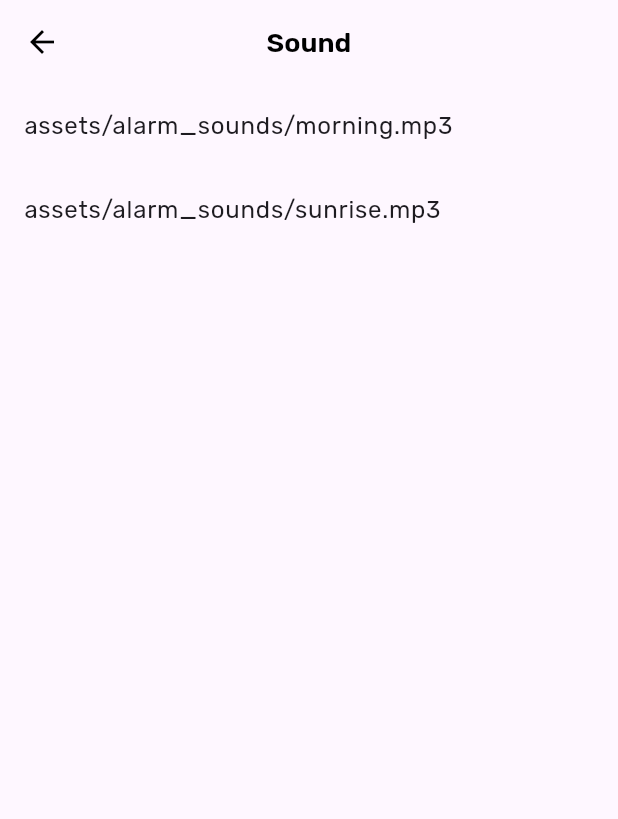
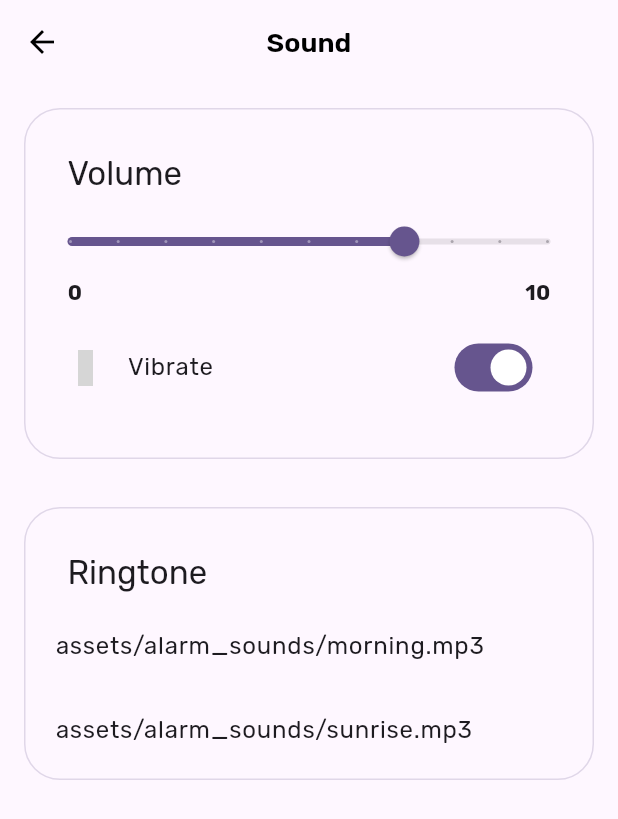
Before and after one commit to RaghavTheGreat1/cueloc, a Flutter app: the AudioPickerScreen screen opened by its route, on a phone screen of 412 x 824 dp. Shown: the top 819 px of the screen. Run offline on Flutter 3.47's test engine with Material 3 defaults, Android fonts, the phone set to English and light mode, and no system bars; our stand-ins replace feather_icons, flutter_animate, flutter_secure_storage, flutter_spinkit, freezed_annotation, gap and 11 more; missing offline and left inert: alarm, android_alarm_manager_plus, extension_utilities, flutter_foreground_task; accounts and stored records are empty; generated files the repository leaves out were written again; statements that could not run were skipped; grey boxes are pictures that could not be loaded.

Commit message:
refactor appUserPrefs & add volumeLevel & toVibrate options

```diff
--- a/lib/audio_picker/audio_picker_screen.dart
+++ b/lib/audio_picker/audio_picker_screen.dart
@@ -1,28 +1,121 @@
 import 'package:flutter/material.dart';
+import 'package:gap/gap.dart';
 import 'package:hooks_riverpod/hooks_riverpod.dart';
+import 'package:unicons/unicons.dart';
 
+import '../app_preferences/providers/app_user_preferences_controller_provider.dart';
 import '../gen/assets.gen.dart';
+import '../settings/widgets/settings_card.dart';
+import '../widgets/list_tile/loader_list_tile.dart';
 
 class AudioPickerScreen extends HookConsumerWidget {
   const AudioPickerScreen({super.key});
 
   @override
   Widget build(BuildContext context, WidgetRef ref) {
+    final theme = Theme.of(context);
     return Scaffold(
       appBar: AppBar(
         title: const Text('Sound'),
       ),
       body: CustomScrollView(
         slivers: [
-          SliverList(
-            delegate: SliverChildBuilderDelegate(
-              (context, index) {
-                final currentAudio = Assets.alarmSounds.values[index];
-                return ListTile(
-                  title: Text(currentAudio),
+          SliverToBoxAdapter(
+            child: Consumer(
+              builder: (context, ref, child) {
+                final volumeLevel = ref.watch(appUserPreferencesProvider
+                    .select((value) => value.value?.alarmVolume));
+                return SettingsCard(
+                  title: 'Volume',
+                  subSections: [
+                    Column(
+                      children: [
+                        Consumer(
+                          builder: (context, ref, child) {
+                            return Slider.adaptive(
+                              value: volumeLevel ?? 7.0,
+                              label: volumeLevel?.toInt().toString() ?? '7.0',
+                              divisions: 10,
+                              max: 10,
+                              min: 0,
+                              onChanged: (value) {
+                                ref
+                                    .read(appUserPreferencesProvider.notifier)
+                                    .updateAlarmVolume(
+                                      value,
+                                    );
+                              },
+                            );
+                          },
+                        ),
+                        Padding(
+                          padding: const EdgeInsets.symmetric(horizontal: 24.0),
+                          child: Row(
+                            mainAxisAlignment: MainAxisAlignment.spaceBetween,
+                            children: [
+                              Text(
+                                '0',
+                                style: theme.textTheme.bodyMedium
+                                    ?.copyWith(fontWeight: FontWeight.bold),
+                              ),
+                              Text(
+                                '10',
+                                style: theme.textTheme.bodyMedium
+                                    ?.copyWith(fontWeight: FontWeight.bold),
+                              ),
+                            ],
+                          ),
+                        ),
+                      ],
+                    ),
+                    const Gap(8),
+                    Consumer(
+                      builder: (context, ref, child) {
+                        final toVibrate = ref.watch(appUserPreferencesProvider
+                            .select((value) => value.value?.vibrateOnAlarm));
+                        return LoaderListTile(
+                          leading: Icon(
+                            UniconsLine.mobile_vibrate,
+                            color: theme.colorScheme.onSecondaryContainer,
+                          ),
+                          title: const Text('Vibrate'),
+                          trailing: Switch.adaptive(
+                            value: toVibrate ?? true,
+                            onChanged: (value) {
+                              ref
+                                  .read(appUserPreferencesProvider.notifier)
+                                  .updateVibrateOnAlarm(
+                                    value,
+                                  );
+                            },
+                          ),
+                        );
+                      },
+                    ),
+                    const Gap(24),
+                  ],
                 );
               },
-              childCount: Assets.alarmSounds.values.length,
+            ),
+          ),
+          SliverToBoxAdapter(
+            child: SettingsCard(
+              title: 'Ringtone',
+              subSections: [
+                Flexible(
+                  child: ListView.builder(
+                    physics: const NeverScrollableScrollPhysics(),
+                    shrinkWrap: true,
+                    itemBuilder: (context, index) {
+                      final currentAudio = Assets.alarmSounds.values[index];
+                      return ListTile(
+                        title: Text(currentAudio),
+                      );
+                    },
+                    itemCount: Assets.alarmSounds.values.length,
+                  ),
+                )
+              ],
             ),
           ),
         ],
--- a/lib/main.dart
+++ b/lib/main.dart
@@ -4,7 +4,7 @@ import 'package:google_mobile_ads/google_mobile_ads.dart';
 import 'package:hooks_riverpod/hooks_riverpod.dart';
 
 import 'app_permissions/providers/app_permissions_controller.dart';
-import 'app_preferences/providers/app_user_preferences_provider.dart';
+import 'app_preferences/providers/app_user_preferences_controller_provider.dart';
 import 'controllers/location_alarm_controller.dart';
 import 'providers/user_location_stream_provider.dart';
 import 'router/router.dart';
--- a/lib/maps.dart
+++ b/lib/maps.dart
@@ -5,7 +5,7 @@ import 'package:flutter/services.dart';
 import 'package:google_maps_flutter/google_maps_flutter.dart';
 import 'package:hooks_riverpod/hooks_riverpod.dart';
 
-import 'app_preferences/providers/app_user_preferences_provider.dart';
+import 'app_preferences/providers/app_user_preferences_controller_provider.dart';
 import 'extensions/lat_lng_extension.dart';
 import 'models/coordinates.dart';
 import 'services/location_services.dart';
--- a/lib/providers/user_location_stream_provider.dart
+++ b/lib/providers/user_location_stream_provider.dart
@@ -1,7 +1,7 @@
 import 'package:geolocator/geolocator.dart';
 import 'package:hooks_riverpod/hooks_riverpod.dart';
 
-import '../app_preferences/providers/app_user_preferences_provider.dart';
+import '../app_preferences/providers/app_user_preferences_controller_provider.dart';
 
 final userLocationStreamProvider = StreamProvider<Position>((ref) async* {
   final locationAccuracy = ref.watch(appUserPreferencesProvider
--- a/lib/router/router.dart
+++ b/lib/router/router.dart
@@ -103,8 +103,6 @@ class RouterService extends ChangeNotifier {
                   );
                 },
               ),
-            ],
-          ),
               GoRoute(
                 path: 'pick-audio',
                 pageBuilder: (context, state) {
@@ -113,6 +111,8 @@ class RouterService extends ChangeNotifier {
                     transitionsBuilder: rightToLeftFadeTransition,
                   );
                 },
+              ),
+            ],
           ),
         ],
       ),
--- a/lib/settings/settings_screen.dart
+++ b/lib/settings/settings_screen.dart
@@ -7,7 +7,7 @@ import 'package:hooks_riverpod/hooks_riverpod.dart';
 import 'package:unicons/unicons.dart';
 
 import '../app_permissions/providers/app_permissions_controller.dart';
-import '../app_preferences/providers/app_user_preferences_provider.dart';
+import '../app_preferences/providers/app_user_preferences_controller_provider.dart';
 import '../extensions/location_accuracy_extension.dart';
 import '../widgets/list_tile/loader_list_tile.dart';
 import 'widgets/settings_card.dart';
@@ -98,6 +98,9 @@ class SettingsScreen extends HookConsumerWidget {
                     },
                   ),
                   LoaderListTile(
+                    onTap: () {
+                      context.go('/settings/pick-audio');
+                    },
                     leading: Icon(
                       UniconsLine.music,
                       color: theme.colorScheme.onPrimaryContainer,
--- a/lib/settings/widgets/settings_card.dart
+++ b/lib/settings/widgets/settings_card.dart
@@ -26,6 +26,7 @@ class SettingsCard extends StatelessWidget {
       ),
       child: Column(
         crossAxisAlignment: CrossAxisAlignment.start,
+        mainAxisSize: MainAxisSize.min,
         children: [
           Padding(
             padding: const EdgeInsets.only(left: 24.0, top: 24, bottom: 8),
--- a/pubspec.yaml
+++ b/pubspec.yaml
@@ -61,6 +61,8 @@ dependencies:
   flutter_secure_storage: ^4.2.1
   extension_utilities: ^1.1.0
   google_mobile_ads: ^5.0.0
+  json_serializable: ^6.8.0
+  gap: ^3.0.1
 
 dev_dependencies:
   build_runner: ^2.4.9
```
Also changed, not shown: lib/app_preferences/models/app_user_preferences.dart (+82 -4 lines), lib/app_preferences/providers/app_user_preferences_controller_provider.dart (added, +109 -0 lines), lib/app_preferences/providers/app_user_preferences_provider.dart (deleted, +0 -99 lines), lib/app_preferences/models/app_user_preferences.freezed.dart, lib/app_preferences/models/app_user_preferences.g.dart (added), pubspec.lock. Lines whose indentation alone changed are shown as unchanged.
